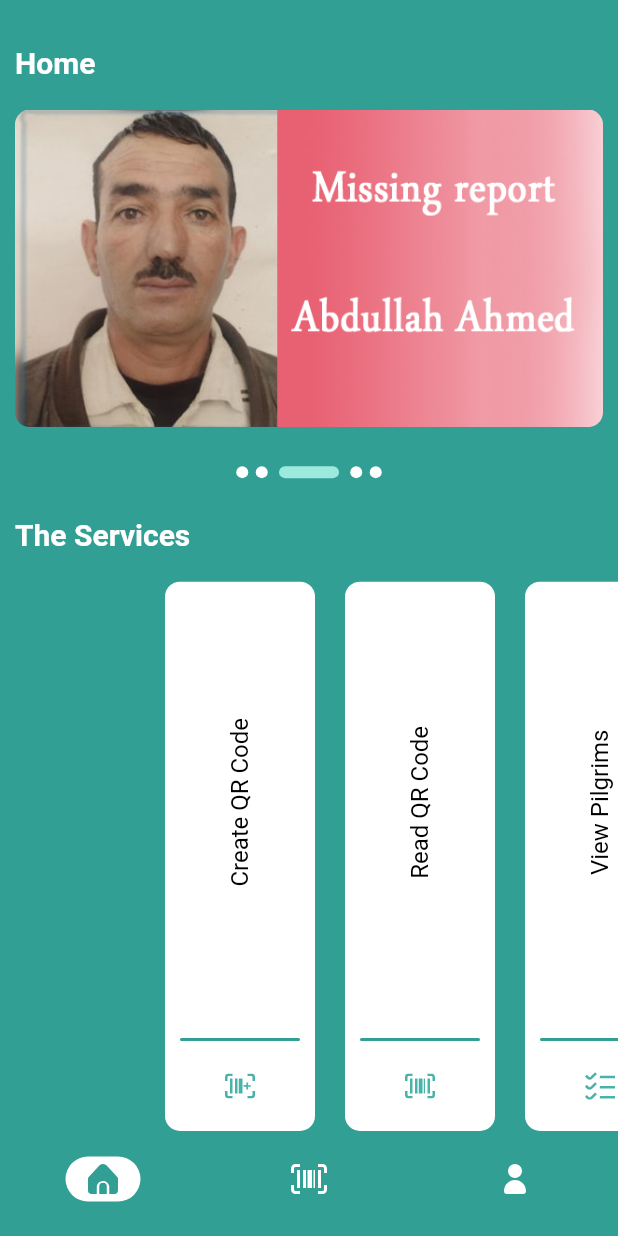
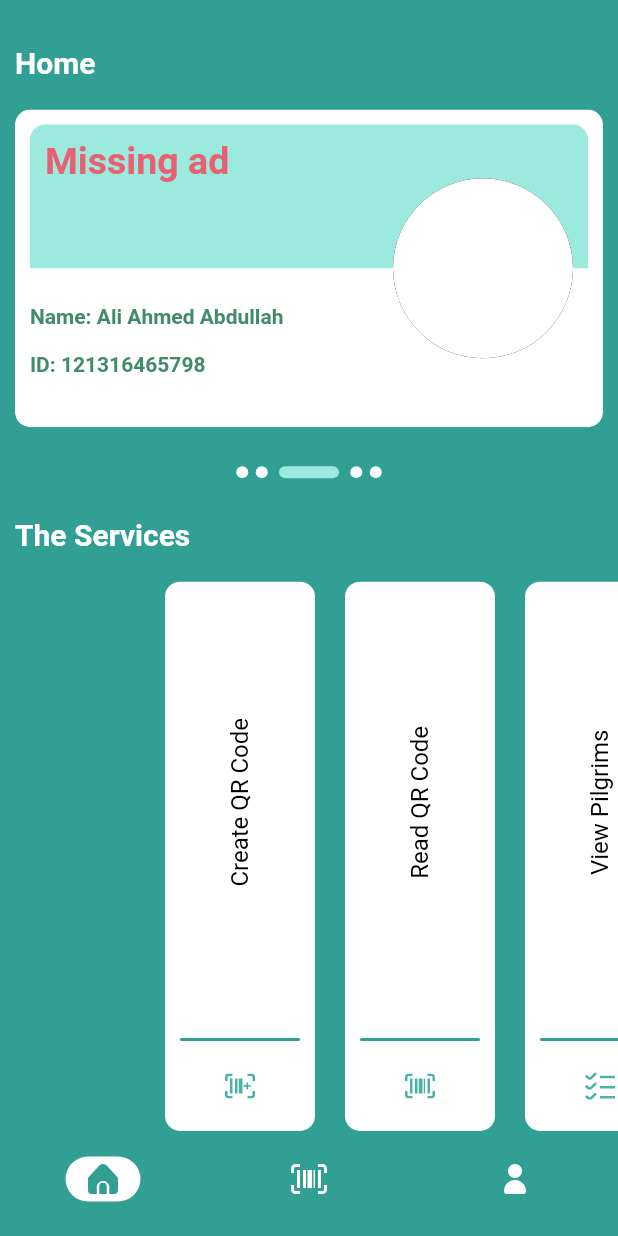
Before and after one commit to EssaCoder/aoun_app, a Flutter app: the MainScreen screen opened directly, on a phone screen of 412 x 824 dp. Run offline on Flutter 3.47's test engine with Material 2 defaults, Android fonts, the phone set to English and light mode, and no system bars; drawn by our look-alikes of carousel_slider; our stand-ins replace easy_localization, firebase_core, flutter_svg, get_it, shared_preferences; accounts and stored records are empty; Roboto replaces fonts that are missing (app_font_reg).

Commit message:
Card in Home

```diff
--- a/lib/main.dart
+++ b/lib/main.dart
@@ -1,9 +1,4 @@
 import 'package:aoun/views/home/main_screen.dart';
-import 'package:aoun/views/home/profile_page.dart';
-import 'package:aoun/views/auth/users_screen.dart';
-import 'package:aoun/views/pilgrims/add_pilgrims.dart';
-import 'package:aoun/views/pilgrims/pilgrim_details.dart';
-import 'package:aoun/views/pilgrims/view_pilgrims.dart';
 import 'package:easy_localization/easy_localization.dart';
 import 'package:flutter/material.dart';
 import '/style/theme_app.dart';
@@ -44,7 +39,7 @@ class MyApp extends StatelessWidget {
         theme: ThemeApp.light,
         // home: const TestScreen(),
         // home:  const AuthScreen(),
-        home: const AuthScreen(),
+        home: const MainScreen(),
       ),
     );
   }
--- a/lib/views/home/home_page.dart
+++ b/lib/views/home/home_page.dart
@@ -9,7 +9,7 @@ import '/views/shared/shared_values.dart';
 
 class HomePage extends StatefulWidget {
   const HomePage({Key? key, this.controller}) : super(key: key);
-final  PageController? controller;
+  final PageController? controller;
 
   @override
   State<HomePage> createState() => _HomePageState();
@@ -24,21 +24,84 @@ class _HomePageState extends State<HomePage> {
         const SizedBox(height: SharedValues.padding * 2),
         Padding(
             padding: const EdgeInsets.all(SharedValues.padding),
-            child: Text("Home",
-                style: Theme.of(context).textTheme.headline2)),
+            child: Text("Home", style: Theme.of(context).textTheme.headline2)),
         CarouselSlider(
             items: [
               for (var i = 0; i < 5; ++i)
                 Padding(
                   padding: const EdgeInsets.all(SharedValues.padding),
                   child: ClipRRect(
+                      borderRadius:
+                          BorderRadius.circular(SharedValues.borderRadius),
+                      child: Container(
+                        padding: const EdgeInsets.all(SharedValues.padding),
+                        decoration: BoxDecoration(
+                            color: Theme.of(context).colorScheme.onPrimary,
                             borderRadius: BorderRadius.circular(
-                          SharedValues.borderRadius),
-                      child: Image.asset(
-                        AssetsVariable.testImage,
-                        fit: BoxFit.cover,
+                                SharedValues.borderRadius)),
+                        child: Stack(
+                          alignment: AlignmentDirectional.centerEnd,
+                          children: [
+                            Column(
+                              children: [
+                                Expanded(
+                                    child: Container(
                                   width: double.infinity,
                                   height: double.infinity,
+                                  padding: const EdgeInsets.all(
+                                      SharedValues.padding),
+                                  decoration: BoxDecoration(
+                                      color:
+                                          Theme.of(context).colorScheme.primary,
+                                      borderRadius: BorderRadius.vertical(
+                                          top: Radius.circular(
+                                              SharedValues.borderRadius))),
+                                  child: Text("Missing ad",
+                                      style: Theme.of(context)
+                                          .textTheme
+                                          .headline1
+                                          ?.copyWith(
+                                              color: Theme.of(context)
+                                                  .colorScheme
+                                                  .error)),
+                                )),
+                                Expanded(
+                                    child: Align(
+                                  alignment: AlignmentDirectional.centerStart,
+                                  child: RichText(
+                                    text: TextSpan(
+                                        children: [
+                                          TextSpan(
+                                              text:
+                                                  "Name: Ali Ahmed Abdullah\n\n"),
+                                          TextSpan(
+                                              text: "ID: 121316465798")
+                                        ],
+                                        style: Theme.of(context)
+                                            .textTheme
+                                            .headline5),
+                                  ),
+                                ))
+                              ],
+                            ),
+                            Container(
+                              height: 120,
+                              width: 120,
+                              margin:
+                                  const EdgeInsets.all(SharedValues.padding),
+                              decoration: BoxDecoration(
+                                color: Theme.of(context).backgroundColor,
+                                boxShadow: [
+                                  BoxShadow(
+                                      color: Theme.of(context)
+                                          .colorScheme
+                                          .onBackground)
+                                ],
+                                shape: BoxShape.circle,
+                              ),
+                            )
+                          ],
+                        ),
                       )),
                 ),
             ],
@@ -61,8 +124,7 @@ class _HomePageState extends State<HomePage> {
                     Container(
                       height: 8,
                       width: 40,
-                      margin: const EdgeInsets.all(
-                          SharedValues.padding * 0.5),
+                      margin: const EdgeInsets.all(SharedValues.padding * 0.5),
                       decoration: BoxDecoration(
                           color: Theme.of(context).colorScheme.primary,
                           borderRadius: BorderRadius.circular(20)),
@@ -71,11 +133,9 @@ class _HomePageState extends State<HomePage> {
                     Container(
                       height: 8,
                       width: 8,
-                      margin: const EdgeInsets.all(
-                          SharedValues.padding * 0.25),
+                      margin: const EdgeInsets.all(SharedValues.padding * 0.25),
                       decoration: BoxDecoration(
-                          color:
-                          Theme.of(context).colorScheme.onPrimary,
+                          color: Theme.of(context).colorScheme.onPrimary,
                           shape: BoxShape.circle),
                     )
                 ]
@@ -93,21 +153,25 @@ class _HomePageState extends State<HomePage> {
           scrollDirection: Axis.horizontal,
           padding: const EdgeInsetsDirectional.only(start: 100),
           children: [
-                  _buildHomeButton("Create QR Code",AssetsVariable.barcodeAdd,() {
-                    Navigator.push(context, MaterialPageRoute(builder: (context) => AddPilgrims()));
+            _buildHomeButton("Create QR Code", AssetsVariable.barcodeAdd, () {
+              Navigator.push(context,
+                  MaterialPageRoute(builder: (context) => AddPilgrims()));
             }),
-                  _buildHomeButton("Read QR Code",AssetsVariable.barcodeRead,() {
+            _buildHomeButton("Read QR Code", AssetsVariable.barcodeRead, () {
               // Navigator.push(context, MaterialPageRoute(builder: (context) => AddPilgrims()));
             }),
-                  _buildHomeButton("View Pilgrims",AssetsVariable.listCheck,() {
-                    Navigator.push(context, MaterialPageRoute(builder: (context) => ViewPilgrims()));
+            _buildHomeButton("View Pilgrims", AssetsVariable.listCheck, () {
+              Navigator.push(context,
+                  MaterialPageRoute(builder: (context) => ViewPilgrims()));
             }),
-                  _buildHomeButton("Show Users",AssetsVariable.user,() {
-                    Navigator.push(context, MaterialPageRoute(builder: (context) => UsersScreen()));
-
+            _buildHomeButton("Show Users", AssetsVariable.user, () {
+              Navigator.push(context,
+                  MaterialPageRoute(builder: (context) => UsersScreen()));
             }),
-                  _buildHomeButton("Show Profile",AssetsVariable.user,() {
-                    widget.controller?.animateToPage(2, duration: const Duration(milliseconds: 20), curve: Curves.decelerate);
+            _buildHomeButton("Show Profile", AssetsVariable.user, () {
+              widget.controller?.animateToPage(2,
+                  duration: const Duration(milliseconds: 20),
+                  curve: Curves.decelerate);
             }),
           ],
         ))
@@ -115,12 +179,11 @@ class _HomePageState extends State<HomePage> {
     );
   }
 
-  Widget _buildHomeButton(String title,String icon,GestureTapCallback? onTap) {
-    return Builder(
-      builder: (context) {
+  Widget _buildHomeButton(
+      String title, String icon, GestureTapCallback? onTap) {
+    return Builder(builder: (context) {
       return InkWell(
-          borderRadius:BorderRadius.circular(
-              SharedValues.borderRadius) ,
+        borderRadius: BorderRadius.circular(SharedValues.borderRadius),
         onTap: onTap,
         child: Container(
           width: 100,
@@ -128,8 +191,7 @@ class _HomePageState extends State<HomePage> {
           margin: const EdgeInsets.all(SharedValues.padding),
           decoration: BoxDecoration(
               color: Theme.of(context).colorScheme.onPrimary,
-                            borderRadius: BorderRadius.circular(
-                                SharedValues.borderRadius)),
+              borderRadius: BorderRadius.circular(SharedValues.borderRadius)),
           child: Column(
             children: [
               Expanded(
@@ -138,33 +200,28 @@ class _HomePageState extends State<HomePage> {
                     quarterTurns: -1,
                     child: Text(
                       title,
-                                        style:
-                                        Theme.of(context).textTheme.bodyText1,
+                      style: Theme.of(context).textTheme.bodyText1,
                     )),
               )),
               Padding(
-                              padding:
-                              const EdgeInsets.all(SharedValues.padding),
+                padding: const EdgeInsets.all(SharedValues.padding),
                 child: Container(
                   height: 2,
                   decoration: BoxDecoration(
                       color: Theme.of(context).primaryColor,
-                                    borderRadius: BorderRadius.circular(
-                                        SharedValues.borderRadius)),
+                      borderRadius:
+                          BorderRadius.circular(SharedValues.borderRadius)),
                 ),
               ),
               Padding(
-                              padding:
-                              const EdgeInsets.all(SharedValues.padding),
-                              child: SvgPicture.asset(icon,
-                                  width: 20, height: 20),
+                padding: const EdgeInsets.all(SharedValues.padding),
+                child: SvgPicture.asset(icon, width: 20, height: 20),
               ),
               const SizedBox(height: SharedValues.padding)
             ],
           ),
         ),
       );
-      }
-    );
+    });
   }
 }
--- a/pubspec.yaml
+++ b/pubspec.yaml
@@ -38,6 +38,8 @@ dependencies:
   shared_preferences: ^2.0.15
   intl: ^0.17.0
   carousel_slider: ^4.2.1
+  firebase_core: ^2.4.0
+  cloud_firestore: ^4.3.0
 
   # The following adds the Cupertino Icons font to your application.
   # Use with the CupertinoIcons class for iOS style icons.
```
Also changed, not shown: lib/firebase_options.dart (added), pubspec.lock, 4 other files. Lines whose indentation alone changed are shown as unchanged.
